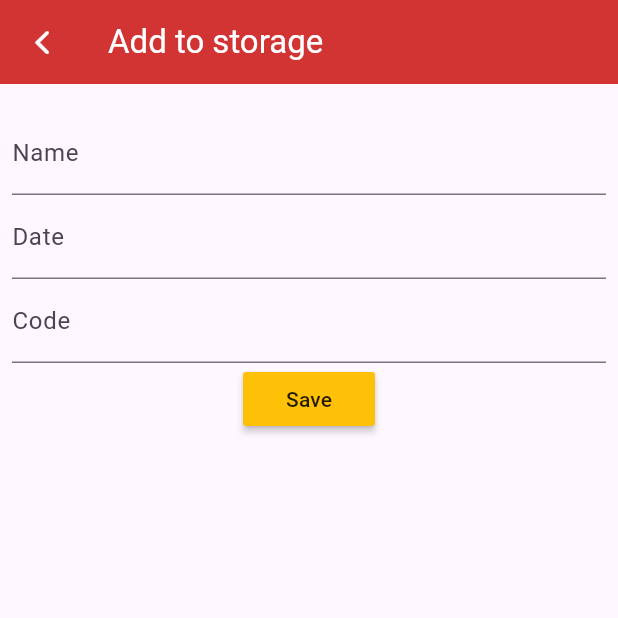
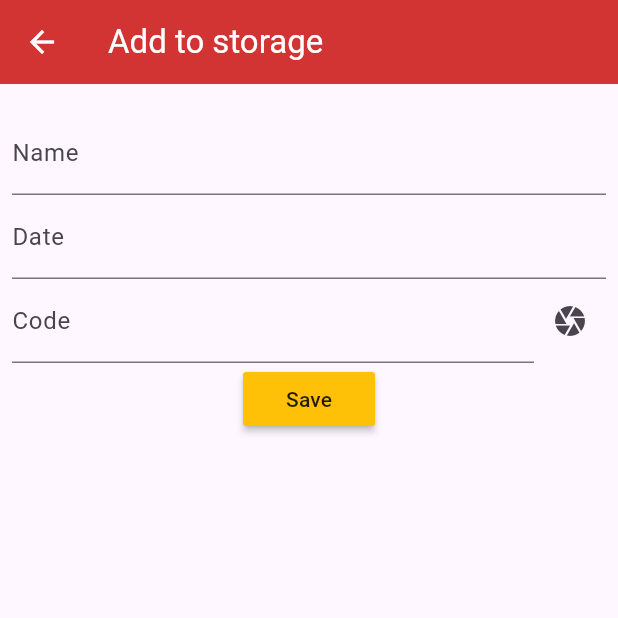
Before and after one commit to jeff06/cooking-friend, a Flutter app: the screen it shows after launch, after a tap on the "add" icon, on a phone screen of 412 x 824 dp, the top half of it. Run offline on Flutter 3.47's test engine with Material 3 defaults, Android fonts, the light colour scheme and no system bars; drawn by our look-alikes of flutter_form_builder; our stand-ins replace form_builder_validators, get, isar; missing offline and left inert: mobile_scanner; accounts and stored records are empty; generated files the repository leaves out were written again.

Commit message:
feat: reading code bar

```diff
--- a/lib/river/services/isar_service.dart
+++ b/lib/getx/services/isar_service.dart
@@ -8,6 +8,11 @@ class IsarService {
 
   IsarService() {
     db = openDB();
+  }
+
+  Future<StorageItem?> getSingleStorageItem(int id) async {
+    final isar = await db;
+    return await isar.storageItems.filter().idEqualTo(id).findFirst();
   }
 
   Future<void> saveNewStorageItem(StorageItem storageItem) async {
--- a/lib/main.dart
+++ b/lib/main.dart
@@ -1,6 +1,8 @@
+import 'package:cooking_friend/getx/controller/storage_controller.dart';
 import 'package:cooking_friend/main_wrapper.dart';
-import 'package:cooking_friend/river/services/isar_service.dart';
+import 'package:cooking_friend/getx/services/isar_service.dart';
 import 'package:flutter/material.dart';
+import 'package:get/get.dart';
 
 void main() {
   runApp(const MyApp());
@@ -12,7 +14,7 @@ class MyApp extends StatelessWidget {
   // This widget is the root of your application.
   @override
   Widget build(BuildContext context) {
-    return MaterialApp(
+    return GetMaterialApp(
       title: 'Flutter Demo',
       theme: ThemeData(
         colorScheme: ColorScheme.fromSeed(seedColor: Colors.deepPurple),
@@ -33,6 +35,7 @@ class MyHomePage extends StatefulWidget {
 }
 
 class _MyHomePageState extends State<MyHomePage> {
+  final StorageController controller = Get.put(StorageController());
   final service = IsarService();
 
   @override
--- a/lib/main_wrapper.dart
+++ b/lib/main_wrapper.dart
@@ -1,7 +1,7 @@
 import 'package:cooking_friend/navigation/recipe_navigation.dart';
 import 'package:cooking_friend/navigation/shoppingList_navigation.dart';
 import 'package:cooking_friend/navigation/storage_navigation.dart';
-import 'package:cooking_friend/river/services/isar_service.dart';
+import 'package:cooking_friend/getx/services/isar_service.dart';
 import 'package:flutter/material.dart';
 import 'package:flutter/services.dart';
 
--- a/lib/navigation/recipe_navigation.dart
+++ b/lib/navigation/recipe_navigation.dart
@@ -3,7 +3,7 @@ import 'package:cooking_friend/screens/recipe/recipe_view_all.dart';
 import 'package:cooking_friend/screens/recipe/recipe_view_one.dart';
 import 'package:flutter/material.dart';
 
-import '../river/services/isar_service.dart';
+import '../getx/services/isar_service.dart';
 
 class RecipeNavigation extends StatefulWidget {
   final IsarService service;
--- a/lib/navigation/shoppingList_navigation.dart
+++ b/lib/navigation/shoppingList_navigation.dart
@@ -1,7 +1,7 @@
 import 'package:cooking_friend/screens/shoppingList/shopping_list.dart';
 import 'package:flutter/material.dart';
 
-import '../river/services/isar_service.dart';
+import '../getx/services/isar_service.dart';
 
 class ShoppingListNavigation extends StatefulWidget {
   final IsarService service;
--- a/lib/navigation/storage_navigation.dart
+++ b/lib/navigation/storage_navigation.dart
@@ -2,7 +2,7 @@ import 'package:cooking_friend/screens/storage/storage_add.dart';
 import 'package:cooking_friend/screens/storage/storage_view.dart';
 import 'package:flutter/material.dart';
 
-import '../river/services/isar_service.dart';
+import '../getx/services/isar_service.dart';
 
 class StorageNavigation extends StatefulWidget {
   final IsarService service;
--- a/lib/screens/storage/storage_add.dart
+++ b/lib/screens/storage/storage_add.dart
@@ -1,10 +1,11 @@
-import 'package:cooking_friend/river/services/isar_service.dart';
-import 'package:flutter/cupertino.dart';
+import 'package:cooking_friend/getx/controller/storage_controller.dart';
+import 'package:cooking_friend/getx/services/isar_service.dart';
 import 'package:flutter/material.dart';
 import 'package:flutter_form_builder/flutter_form_builder.dart';
 import 'package:form_builder_validators/form_builder_validators.dart';
+import 'package:get/get.dart';
 
-import '../../river/models/storage_item.dart';
+import '../../getx/models/storage_item.dart';
 
 class StorageAdd extends StatefulWidget {
   final IsarService service;
@@ -17,6 +18,8 @@ class StorageAdd extends StatefulWidget {
 
 class _StorageAddState extends State<StorageAdd> {
   final _formKey = GlobalKey<FormBuilderState>();
+  final StorageController storageController = Get.find<StorageController>();
+  final TextEditingController _textController = TextEditingController();
 
   @override
   Widget build(BuildContext context) {
@@ -27,9 +30,10 @@ class _StorageAddState extends State<StorageAdd> {
             Navigator.pop(context);
           },
           icon: const Icon(
-              CupertinoIcons.back,
+            Icons.arrow_back,
             color: Colors.white,
-            )),
+          ),
+        ),
         title: const Text(
           "Add to storage",
           style: TextStyle(color: Colors.white),
@@ -46,34 +50,60 @@ class _StorageAddState extends State<StorageAdd> {
               FormBuilderTextField(
                 name: 'form_product_name',
                 decoration: const InputDecoration(labelText: 'Name'),
-                validator: FormBuilderValidators.compose([
+                validator: FormBuilderValidators.compose(
+                  [
                     FormBuilderValidators.required(),
-                ]),
+                  ],
+                ),
               ),
               FormBuilderDateTimePicker(
                 name: "form_product_date",
                 decoration: const InputDecoration(labelText: 'Date'),
                 inputType: InputType.date,
-                validator: FormBuilderValidators.compose([
+                validator: FormBuilderValidators.compose(
+                  [
                     FormBuilderValidators.required(),
-                ]),
+                  ],
                 ),
-              FormBuilderTextField(
+              ),
+              //Obx(() => Text(storageController.barcode.string)),
+              Row(
+                children: [
+                  Expanded(
+                    child: FormBuilderTextField(
+                      controller: _textController,
                       name: 'form_product_code',
                       decoration: const InputDecoration(labelText: 'Code'),
-                validator: FormBuilderValidators.compose([
+                      validator: FormBuilderValidators.compose(
+                        [
                           FormBuilderValidators.required(),
-                ]),
+                        ],
+                      ),
+                      onChanged: (newVal) {
+                        storageController.updateBarcode(newVal);
+                      },
+                    ),
+                  ),
+                  IconButton(
+                    onPressed: () {
+                      Get.find<StorageController>().navigateAndDisplaySelection(
+                          context, _textController);
+                    },
+                    icon: const Icon(Icons.camera),
+                  ),
+                ],
               ),
               MaterialButton(
                 color: Colors.amber,
                 onPressed: () {
                   // Validate and save the form values
                   if (_formKey.currentState!.saveAndValidate()) {
-                    String name = _formKey.currentState?.value["form_product_name"];
+                    String name =
+                        _formKey.currentState?.value["form_product_name"];
                     DateTime date =
                         _formKey.currentState?.value["form_product_date"];
-                    String code = _formKey.currentState?.value["form_product_code"];
+                    String code =
+                        _formKey.currentState?.value["form_product_code"];
                     StorageItem item = StorageItem()
                       ..name = name
                       ..date = date
--- a/pubspec.yaml
+++ b/pubspec.yaml
@@ -17,6 +17,8 @@ dependencies:
   isar: ^3.1.0+1
   isar_flutter_libs: ^3.1.0+1
   path_provider: ^2.1.4
+  mobile_scanner: ^5.2.1
+  get: ^4.6.6
 
 dev_dependencies:
   flutter_test:
```
Also changed, not shown: lib/getx/controller/storage_controller.dart (added, +22 -0 lines), lib/screens/storage/storage_view.dart (+11 -23 lines), lib/screens/storage/storage_view_one.dart (added, +34 -0 lines), lib/screens/support/barcode_scanner.dart (added, +34 -0 lines), lib/getx/models/storage_item.dart (renamed from lib/river/models/storage_item.dart), lib/getx/models/storage_item.g.dart (renamed from lib/river/models/storage_item.g.dart). Lines whose indentation alone changed are shown as unchanged.
